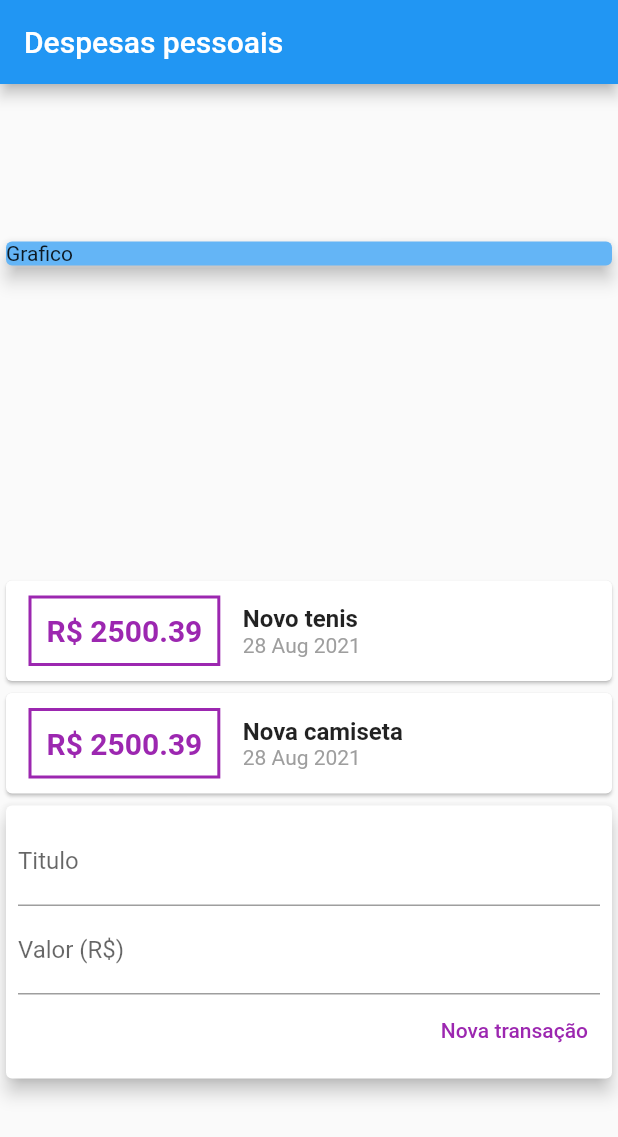
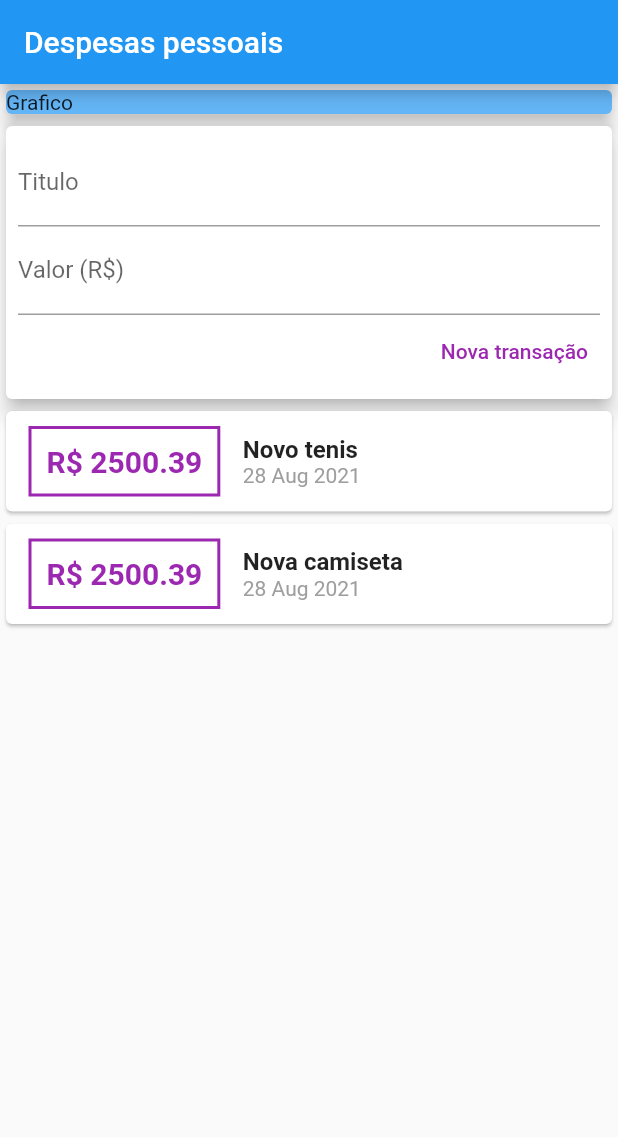
Before and after one commit to faamaral/expenses, a Flutter app: the screen it shows after launch, on a phone screen of 412 x 824 dp. Shown: the top 1137 px of the screen. Run offline on Flutter 3.47's test engine with Material 2 defaults, Android fonts, the phone set to English and light mode, and no system bars; missing offline and left inert: dart:ffi.

Commit message:
refactoring the app

```diff
--- a/lib/components/transaction_form.dart
+++ b/lib/components/transaction_form.dart
@@ -3,6 +3,10 @@ import 'package:flutter/material.dart';
 class TransactionForm extends StatelessWidget {
   final titleControler = TextEditingController();
   final valueControler = TextEditingController();
+
+  final void Function(String, double) onSubmit;
+
+  TransactionForm(this.onSubmit);
 
   @override
   Widget build(BuildContext context) {
@@ -29,8 +33,9 @@ class TransactionForm extends StatelessWidget {
               children: [
                 TextButton(
                     onPressed: () {
-                              print(titleControler.text);
-                              print(valueControler.text);
+                      final title = titleControler.text;
+                      final value = double.tryParse(valueControler.text) ?? 0.0;
+                      onSubmit(title, value);
                     },
                     style: TextButton.styleFrom(
                       primary: Colors.purple,
--- a/lib/components/transaction_list.dart
+++ b/lib/components/transaction_list.dart
@@ -9,17 +9,18 @@ class TransactionList extends StatelessWidget {
 
   @override
   Widget build(BuildContext context) {
-    return Column(
-              children: transactions
-                  .map((tr) => Card(
+    return Container(
+      height: 300,
+      child: ListView.builder(
+        itemBuilder: (ctx, index) {
+          final tr = transactions[index];
+          return Card(
             child: Row(
               children: [
                 Container(
-                              margin: EdgeInsets.symmetric(
-                                  horizontal: 15, vertical: 10),
+                  margin: EdgeInsets.symmetric(horizontal: 15, vertical: 10),
                   decoration: BoxDecoration(
-                                  border: Border.all(
-                                      color: Colors.purple, width: 2)),
+                      border: Border.all(color: Colors.purple, width: 2)),
                   padding: EdgeInsets.all(10),
                   child: Text(
                     'R\$ ${tr.value.toStringAsFixed(2)}',
@@ -34,9 +35,8 @@ class TransactionList extends StatelessWidget {
                   children: [
                     Text(
                       tr.title,
-                                  style: TextStyle(
-                                      fontWeight: FontWeight.bold,
-                                      fontSize: 16),
+                      style:
+                          TextStyle(fontWeight: FontWeight.bold, fontSize: 16),
                     ),
                     Text(
                       DateFormat('d MMM y').format(tr.date),
@@ -46,8 +46,10 @@ class TransactionList extends StatelessWidget {
                 )
               ],
             ),
-                      ))
-                  .toList(),
+          );
+        },
+        itemCount: transactions.length,
+      ),
     );
   }
 }
--- a/lib/components/transaction_user.dart
+++ b/lib/components/transaction_user.dart
@@ -1,10 +1,13 @@
+import 'dart:ffi';
+import 'dart:math';
+
 import 'package:expenses/models/transaction.dart';
 import 'package:flutter/material.dart';
 import 'package:expenses/components/transaction_list.dart';
 import 'package:expenses/components/transaction_form.dart';
 
 class TransactionUser extends StatefulWidget {
-  const TransactionUser({ Key? key }) : super(key: key);
+  const TransactionUser({Key? key}) : super(key: key);
 
   @override
   _TransactionUserState createState() => _TransactionUserState();
@@ -18,13 +21,24 @@ class _TransactionUserState extends State<TransactionUser> {
         id: 'T2', title: 'Nova camiseta', value: 2500.39, date: DateTime.now()),
   ];
 
+  _addTransaction(String title, double value) {
+    final newTransaction = Transaction(
+        id: Random().nextDouble().toString(),
+        title: title,
+        value: value,
+        date: DateTime.now());
+
+    setState(() {
+      _transactions.add(newTransaction);
+    });
+  }
+
+
+
   @override
   Widget build(BuildContext context) {
     return Column(
-      children: [
-        TransactionList(_transactions),
-        TransactionForm()
-      ],
+      children: [TransactionForm(_addTransaction),TransactionList(_transactions), ],
     );
   }
 }
--- a/lib/main.dart
+++ b/lib/main.dart
@@ -30,7 +30,8 @@ class MyHomePage extends StatelessWidget {
       appBar: AppBar(
         title: Text("Despesas pessoais"),
       ),
-      body: Column(
+      body: SingleChildScrollView(
+        child: Column(
             mainAxisAlignment: MainAxisAlignment.spaceAround,
             crossAxisAlignment: CrossAxisAlignment.stretch,
             children: <Widget>[
@@ -44,6 +45,7 @@ class MyHomePage extends StatelessWidget {
               TransactionUser(),
 
             ]),
+      ),
     );
   }
 }
```
Lines whose indentation alone changed are shown as unchanged.
